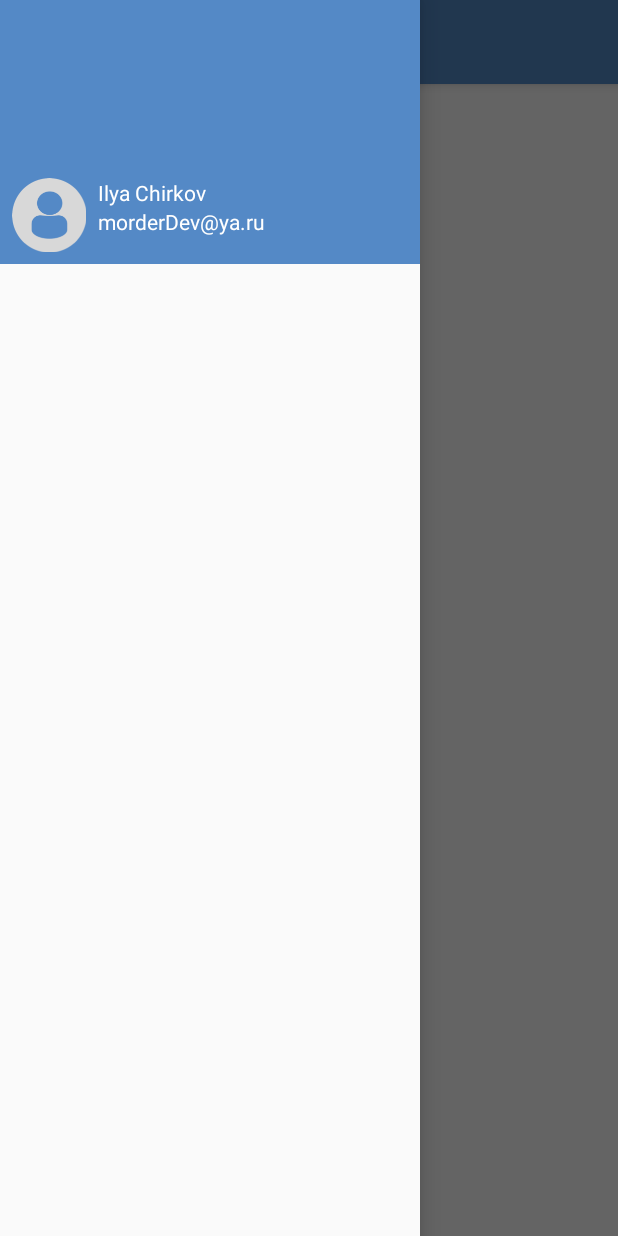
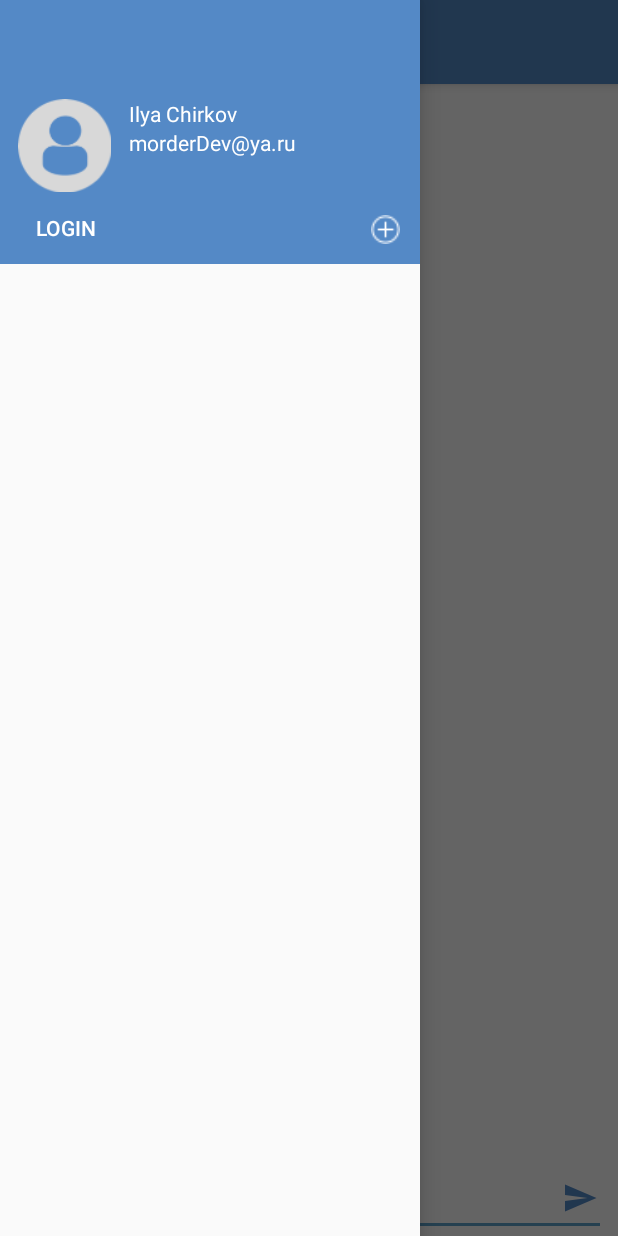
Before and after one commit to ChirkovIlya/SMACK-app, an Android app: the screen it shows after launch (MainActivity), with the side drawer open, on a phone screen of 412 x 824 dp. Run offline under Robolectric (Android 15) with nearby library versions, the phone set to English and light mode, and no system bars.

Commit message:
Lesson 2, Main Activity UI

```diff
--- a/app/build.gradle
+++ b/app/build.gradle
@@ -32,4 +32,5 @@ dependencies {
     testImplementation 'junit:junit:4.12'
     androidTestImplementation 'com.android.support.test:runner:1.0.2'
     androidTestImplementation 'com.android.support.test.espresso:espresso-core:3.0.2'
+    implementation 'com.android.support:recyclerview-v7:28.0.0'
 }
--- a/app/src/main/java/com/morderdesign/smack/MainActivity.kt
+++ b/app/src/main/java/com/morderdesign/smack/MainActivity.kt
@@ -8,6 +8,7 @@ import android.support.v7.app.ActionBarDrawerToggle
 import android.support.v7.app.AppCompatActivity
 import android.view.Menu
 import android.view.MenuItem
+import android.view.View
 import kotlinx.android.synthetic.main.activity_main.*
 import kotlinx.android.synthetic.main.app_bar_main.*
 
@@ -32,4 +33,15 @@ class MainActivity : AppCompatActivity() {
             super.onBackPressed()
         }
     }
+
+    fun loginBtnNavClicked(view: View){
+    }
+
+    fun addChannelClicked(view: View){
+
+    }
+
+    fun sendMessageBtnClicked(view: View){
+
+    }
 }
--- a/app/src/main/res/layout/content_main.xml
+++ b/app/src/main/res/layout/content_main.xml
@@ -10,12 +10,35 @@
         tools:context=".MainActivity">
 
     <TextView
-            android:layout_width="wrap_content"
+            android:layout_width="0dp"
             android:layout_height="wrap_content"
-            android:text="Hello World!"
-            app:layout_constraintBottom_toBottomOf="parent"
+            android:text="Please Log In"
             app:layout_constraintLeft_toLeftOf="parent"
             app:layout_constraintRight_toRightOf="parent"
-            app:layout_constraintTop_toTopOf="parent"/>
+            app:layout_constraintTop_toTopOf="parent" android:layout_marginTop="8dp" android:textAlignment="center"
+            android:id="@+id/mainChannelName"/>
+    <EditText
+            android:layout_width="0dp"
+            android:layout_height="wrap_content"
+            android:inputType="textMultiLine"
+            android:ems="10"
+            android:id="@+id/MessageTextField" app:layout_constraintEnd_toEndOf="parent"
+            android:layout_marginEnd="8dp" app:layout_constraintStart_toStartOf="parent"
+            android:layout_marginStart="8dp"
+            app:layout_constraintBottom_toBottomOf="parent" android:hint="message:"/>
+    <ImageButton
+            android:layout_width="35dp"
+            android:layout_height="35dp" app:srcCompat="@drawable/ic_menu_send"
+            android:id="@+id/sendMessageBtn"
+            android:background="@android:color/transparent" android:tint="@color/colorPrimary"
+            app:layout_constraintEnd_toEndOf="parent" android:layout_marginEnd="8dp" android:layout_marginBottom="8dp"
+            app:layout_constraintBottom_toBottomOf="parent" android:onClick="sendMessageBtnClicked"/>
+    <android.support.v7.widget.RecyclerView
+            android:layout_width="0dp"
+            android:layout_height="0dp"
+            app:layout_constraintStart_toStartOf="parent"
+            app:layout_constraintEnd_toEndOf="parent"
+            app:layout_constraintBottom_toTopOf="@+id/MessageTextField" android:layout_marginTop="8dp"
+            app:layout_constraintTop_toBottomOf="@+id/mainChannelName" android:id="@+id/messageListView"/>
 
 </android.support.constraint.ConstraintLayout>
--- a/app/src/main/res/layout/nav_header_main.xml
+++ b/app/src/main/res/layout/nav_header_main.xml
@@ -9,15 +9,15 @@
         android:gravity="bottom" android:id="@+id/linearLayout">
 
     <ImageView
-            android:layout_width="wrap_content"
-            android:layout_height="wrap_content"
+            android:layout_width="70dp"
+            android:layout_height="70dp"
             android:paddingTop="@dimen/nav_header_vertical_spacing"
             app:srcCompat="@drawable/profiledefault"
             android:contentDescription="@string/nav_header_desc"
-            android:id="@+id/imageView"
-            android:layout_marginBottom="8dp"
-            app:layout_constraintBottom_toBottomOf="parent" android:layout_marginStart="8dp"
-            app:layout_constraintStart_toStartOf="parent"/>
+            android:id="@+id/userImageNavHeader"
+            android:layout_marginStart="8dp"
+            app:layout_constraintStart_toStartOf="parent" android:layout_marginBottom="8dp"
+            app:layout_constraintBottom_toTopOf="@+id/loginBtnNavHeader"/>
 
     <TextView
             android:layout_width="wrap_content"
@@ -25,19 +25,35 @@
             android:paddingTop="@dimen/nav_header_vertical_spacing"
             android:text="Ilya Chirkov"
             android:textAppearance="@style/TextAppearance.AppCompat.Body1"
-            android:id="@+id/textView2"
+            android:id="@+id/userNameNavHeader"
             tools:text="Ilya Chirkov"
-            android:textColor="@android:color/white" app:layout_constraintStart_toEndOf="@+id/imageView"
+            android:textColor="@android:color/white" app:layout_constraintStart_toEndOf="@+id/userImageNavHeader"
             android:layout_marginStart="8dp"
-            app:layout_constraintTop_toTopOf="@+id/imageView"/>
+            app:layout_constraintTop_toTopOf="@+id/userImageNavHeader"/>
 
     <TextView
             android:layout_width="wrap_content"
             android:layout_height="wrap_content"
             android:text="morderDev@ya.ru"
-            android:id="@+id/textView"
+            android:id="@+id/userEmailNavHeader"
             android:textColor="@android:color/white" tools:text="morderDev@ya.ru"
-            app:layout_constraintStart_toEndOf="@+id/imageView" android:layout_marginStart="8dp"
-            app:layout_constraintTop_toBottomOf="@+id/textView2"/>
+            app:layout_constraintStart_toEndOf="@+id/userImageNavHeader" android:layout_marginStart="8dp"
+            app:layout_constraintTop_toBottomOf="@+id/userNameNavHeader"/>
+    <Button
+            android:text="Login"
+            android:layout_width="wrap_content"
+            android:layout_height="32dp"
+            android:id="@+id/loginBtnNavHeader"
+            android:background="@android:color/transparent" app:layout_constraintStart_toStartOf="parent"
+            android:layout_marginStart="24dp" android:layout_marginBottom="8dp"
+            app:layout_constraintBottom_toBottomOf="parent" android:textColor="@android:color/white"
+            android:onClick="loginBtnNavClicked" android:textAlignment="viewStart"/>
+    <ImageButton
+            android:layout_width="30dp"
+            android:layout_height="30dp" app:srcCompat="@drawable/addchannelbutton"
+            android:id="@+id/addChannelBtn"
+            android:background="@android:color/transparent" android:scaleType="fitXY" android:padding="5dp"
+            android:layout_marginEnd="8dp" app:layout_constraintEnd_toEndOf="parent" android:layout_marginBottom="8dp"
+            app:layout_constraintBottom_toBottomOf="parent" android:onClick="addChannelClicked"/>
 
 </android.support.constraint.ConstraintLayout>
```
